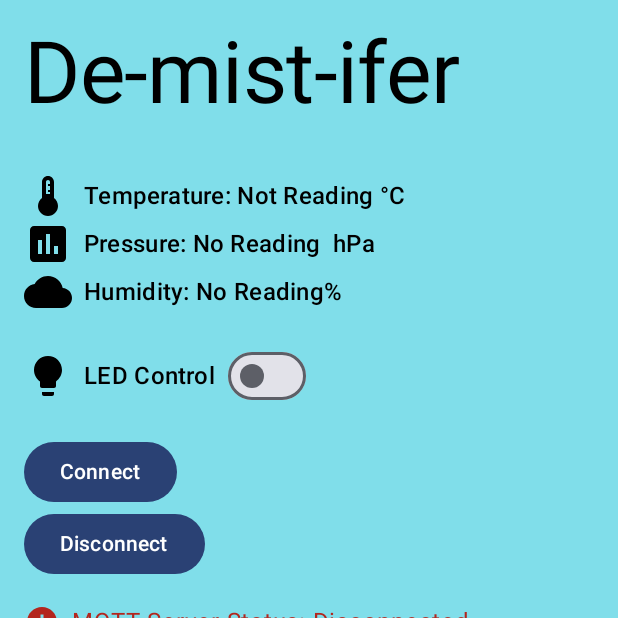
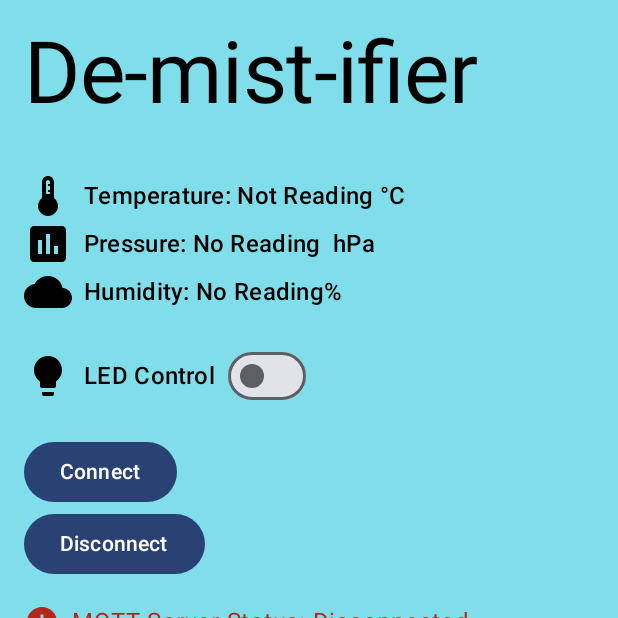
Before and after one commit to MarcoMartinezC/de-mist-ifier, an Android app built with Jetpack Compose: the screen it shows after launch (MainActivity), on a phone screen of 412 x 824 dp, the top half of it. Run offline under Robolectric (Android 15) with nearby library versions, the phone set to English and light mode, and no system bars; libraries missing offline, so code that uses them is left out: org.eclipse.paho; 8 statements that could not run were skipped.

Commit message:
corrected app name lol

```diff
--- a/app/src/main/java/com/example/demistifier/MainActivity.kt
+++ b/app/src/main/java/com/example/demistifier/MainActivity.kt
@@ -95,7 +95,7 @@ fun WeatherDataScreen() {
     Column(modifier = Modifier.padding(16.dp)) {
         //App title. I wanted it to look similar to "Two Plus Two Machine"
         Text(
-            text = "De-mist-ifer", //My wife came up with the name
+            text = "De-mist-ifier", //My wife came up with the name
             style = MaterialTheme.typography.displayLarge,
             modifier = Modifier.padding(bottom = 32.dp)
         )
```
